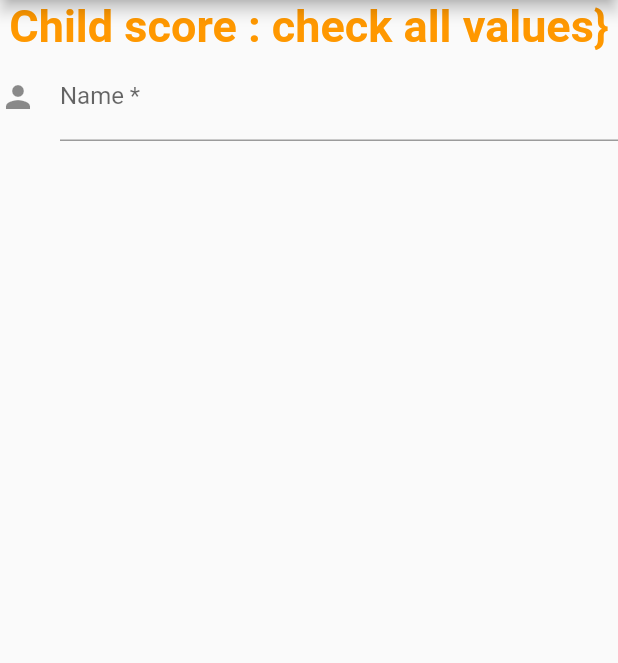
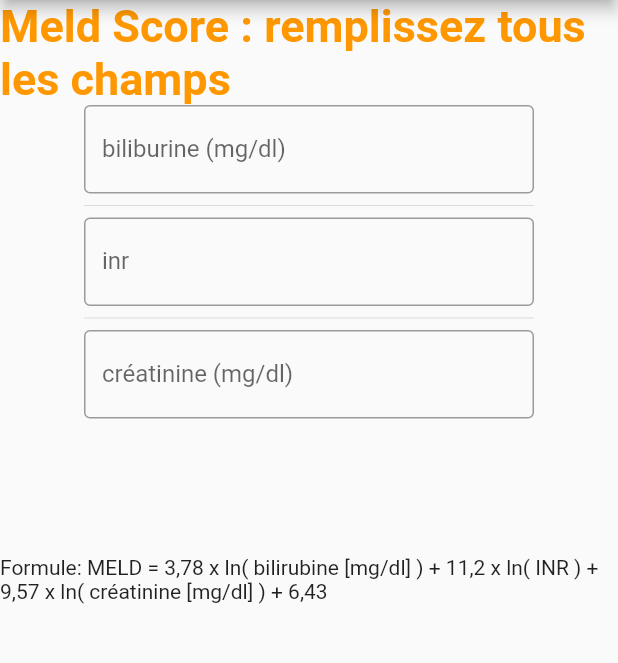
Before and after one commit to IPreferWater/gaby, a Flutter app: the MeldScore screen opened directly, on a phone screen of 412 x 824 dp, the part 84-747 px from its top. Run offline on Flutter 3.47's test engine with Material 2 defaults, Android fonts, the phone set to English and light mode, and no system bars; missing offline and left inert: dart:ffi.

Commit message:
feat(init): meld score is working

```diff
--- a/lib/child_score.dart
+++ b/lib/child_score.dart
@@ -122,7 +122,7 @@ class _ChildScoreState extends State<ChildScore> {
                       color: Colors.blue,
                       fontSize: 50))
               //if some values are missing, display warning message
-              : Text('Child score : check all values}',
+              : Text('Child score : remplissez tous les champs',
                   style: TextStyle(
                       fontWeight: FontWeight.bold,
                       color: Colors.orange,
--- a/lib/meld_score.dart
+++ b/lib/meld_score.dart
@@ -1,18 +1,15 @@
 import 'dart:ffi';
 
 import 'package:flutter/material.dart';
+import 'package:flutter/services.dart';
 import 'package:gaby/row_tab.dart';
 import 'dart:math';
 
 class TodoName {
   String title;
-  List<RowTabOpts> rowTabOpts;
-  final ValueChanged<int> onValueChanged;
+  final ValueChanged<String> onValueChanged;
 
-  TodoName(
-      {required this.title,
-      required this.rowTabOpts,
-      required this.onValueChanged});
+  TodoName({required this.title, required this.onValueChanged});
 }
 
 class MeldScore extends StatefulWidget {
@@ -24,51 +21,107 @@ class MeldScore extends StatefulWidget {
 
 class _MeldScoreState extends State<MeldScore> {
   //Formule: MELD = 3,78 x ln( bilirubine [mg/dl] ) + 11,2 x ln( INR ) + 9,57 x ln( créatinine [mg/dl] ) + 6,43.
-  double _bilirubine = 0;
-  double _inr = 0;
-  double _creatinine = 0;
+  double _bilirubine = -1;
+  double _inr = -1;
+  double _creatinine = -1;
 
-  double calculateScore() {
-    return (3.78 * log(_bilirubine)) +
-        11.2 * log(_inr) +
-        9.57 * log(_creatinine);
+  String calculateScore() {
+    return ((3.78 * log(_bilirubine)) +
+            11.2 * log(_inr) +
+            9.57 * log(_creatinine))
+        .toStringAsFixed(3);
   }
 
   bool isAllValuesSet() {
-    return _bilirubine != 0 && _inr != 0 && _creatinine != 0;
+    return _bilirubine != -1 && _inr != -1 && _creatinine != -1;
   }
 
   @override
   Widget build(BuildContext context) {
+    List<TodoName> todoNames = [
+      TodoName(
+          title: "biliburine (mg/dl)",
+          onValueChanged: (String value) {
+            double? d = double.tryParse(value);
+            if (d == null) {
+              print('cant parse double ' + value);
+            } else {
+              setState(() {
+                _bilirubine = d;
+              });
+            }
+          }),
+      TodoName(
+          title: "inr",
+          onValueChanged: (String value) {
+            setState(() {
+              double? d = double.tryParse(value);
+              if (d == null) {
+                print('cant parse double ' + value);
+              } else {
+                setState(() {
+                  _inr = d;
+                });
+              }
+            });
+          }),
+      TodoName(
+          title: "créatinine (mg/dl)",
+          onValueChanged: (String value) {
+            setState(() {
+              double? d = double.tryParse(value);
+              if (d == null) {
+                print('cant parse double ' + value);
+              } else {
+                setState(() {
+                  _creatinine = d;
+                });
+              }
+            });
+          })
+    ];
     return Scaffold(
       appBar: AppBar(title: const Text("title")),
       body: Column(
         children: [
           // if are values are set, show the score
           isAllValuesSet() == true
-              ? Text('Child score : ${calculateScore()}',
+              ? Text('Meld score : ${calculateScore()}',
                   style: TextStyle(
                       fontWeight: FontWeight.bold,
                       color: Colors.blue,
                       fontSize: 50))
               //if some values are missing, display warning message
-              : Text('Child score : check all values}',
+              : Text('Meld Score : remplissez tous les champs',
                   style: TextStyle(
                       fontWeight: FontWeight.bold,
                       color: Colors.orange,
                       fontSize: 30)),
 
-                    TextField(
-                      keyboardType: TextInputType.numberWithOptions(decimal: true),
-                                  decoration: const InputDecoration(
-                                  icon: Icon(Icons.person),
-                                  hintText: 'What do people call you?',
-                                  labelText: 'Name *',
-                                ),
-                      onChanged: (text) {
-                        print('BLA $text');
-                      },
-                    ),
+          SizedBox(
+            width: 300,
+            height: 300,
+            child: ListView.separated(
+                separatorBuilder: (context, index) => Divider(),
+                itemCount: todoNames.length,
+                itemBuilder: (BuildContext context, int index) {
+                  TodoName t = todoNames[index];
+                  return TextField(
+                    decoration: InputDecoration(
+                        labelText: t.title,
+                        hintText: t.title,
+                        border: OutlineInputBorder()),
+                    keyboardType: TextInputType.number,
+                    inputFormatters: <TextInputFormatter>[
+                      //TODO regex that accept only one .
+                      FilteringTextInputFormatter.allow(RegExp(r'^[\.0-9]*$'))
+                    ],
+                    onChanged: t.onValueChanged,
+                  );
+                }),
+          ),
+          const Text(
+              'Formule: MELD = 3,78 x ln( bilirubine [mg/dl] ) + 11,2 x ln( INR ) + 9,57 x ln( créatinine [mg/dl] ) + 6,43'),
         ],
       ),
     );
```
